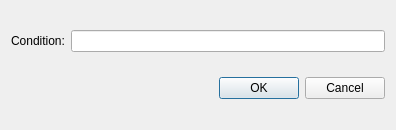
Old version of the form UI/conditional.ui in the repository mlopeza/QRex.
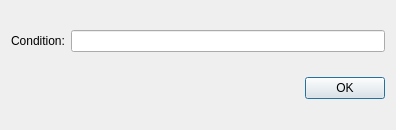
New version of the form.

Patch:
```diff
--- a/UI/conditional.ui
+++ b/UI/conditional.ui
@@ -62,7 +62,7 @@
       <enum>Qt::Horizontal</enum>
      </property>
      <property name="standardButtons">
-      <set>QDialogButtonBox::Cancel|QDialogButtonBox::Ok</set>
+      <set>QDialogButtonBox::Ok</set>
      </property>
     </widget>
    </item>
```
